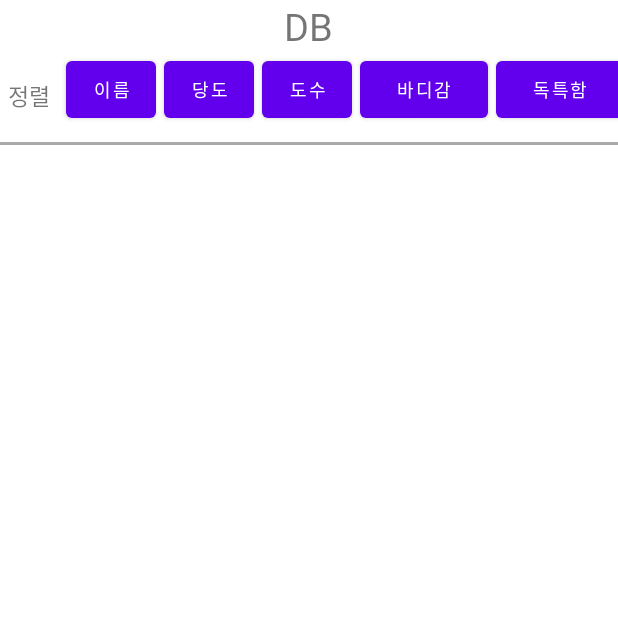
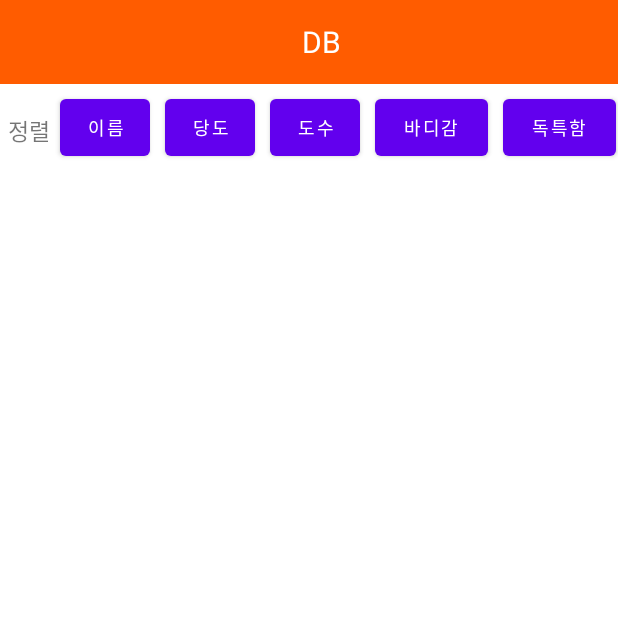
Before and after one commit to jaeguar1209/Cocktail, an Android app: the DbMain screen opened directly, with no data from a screen before it, on a phone screen of 412 x 824 dp, the top half of it. Run offline under Robolectric (Android 15) with nearby library versions, the phone set to English and light mode, and no system bars.

Commit message:
Modify db_main

```diff
--- a/ASD/app/src/main/AndroidManifest.xml
+++ b/ASD/app/src/main/AndroidManifest.xml
@@ -27,6 +27,7 @@
         <activity android:name=".SearchMain" />
         <activity android:name=".RecommendResult" />
         <activity android:name=".DbMain"/>
+        <activity android:name=".CocktailDetailActivity"/>
 
     </application>
 
--- a/ASD/app/src/main/java/com/example/asd/DbMain.java
+++ b/ASD/app/src/main/java/com/example/asd/DbMain.java
@@ -50,13 +50,13 @@ public class DbMain extends AppCompatActivity implements View.OnClickListener {
         super.onCreate(savedInstanceState);
         requestWindowFeature(Window.FEATURE_NO_TITLE);
         //커스텀 액티비티 연결
-        setContentView(R.layout.activity_cocktail_custom);
+        setContentView(R.layout.db_main);
         listView = (ListView)findViewById(R.id.listView);
         mDbOpenHelper = new DatabaseHelper(this);
         db=mDbOpenHelper.getWritableDatabase();
 
         //제목 텍스트박스
-        text_Main=(TextView)findViewById(R.id.text_main);
+        //text_Main=(TextView)findViewById(R.id.text_main);
 
         //정렬 버튼
         button_Name=(Button)findViewById(R.id.button_name);
--- a/ASD/app/src/main/java/com/example/asd/MyAdapterCocktail.java
+++ b/ASD/app/src/main/java/com/example/asd/MyAdapterCocktail.java
@@ -77,9 +77,9 @@ public class MyAdapterCocktail extends BaseAdapter{
                 nowData[4] = String.valueOf(cocktail.getUnique_());
                 nowData[5] = cocktail.getBase();
                 nowData[6] = String.valueOf(cocktail.getId());
-                //Intent intent = new Intent(context, CocktailDetailActivity.class);
-                //intent.putExtra("cocktaildata",nowData);
-                //context.startActivity(intent);
+                Intent intent = new Intent(context, CocktailDetailActivity.class);
+                intent.putExtra("cocktaildata",nowData);
+                context.startActivity(intent);
             }
         });
 
--- a/ASD/app/src/main/res/layout/activity_cocktail_custom.xml
+++ /dev/null
@@ -1,88 +0,0 @@
-<?xml version="1.0" encoding="utf-8"?>
-<LinearLayout
-    xmlns:android="http://schemas.android.com/apk/res/android"
-    android:layout_width="match_parent"
-    android:layout_height="match_parent"
-    android:orientation="vertical">
-    <!-- CocktailDB -->
-    <TextView
-        android:layout_width="wrap_content"
-        android:layout_height="wrap_content"
-        android:text="DB"
-        android:textSize="25sp"
-        android:layout_gravity="center"
-        android:id="@+id/text_main"/>
-
-    <!-- 정렬-->
-    <!-- 선그리기-->
-    <LinearLayout
-        android:layout_width="match_parent"
-        android:layout_height="60dp"
-        android:orientation="horizontal">
-
-        <TextView
-            android:id="@+id/text_sort"
-            android:layout_width="wrap_content"
-            android:layout_height="wrap_content"
-            android:layout_below="@+id/text_main"
-            android:text="정렬"
-            android:textSize="15dp"
-            android:layout_margin="5dp"/>
-        <!-- 이름 버튼-->
-        <Button
-            android:id="@+id/button_name"
-            android:layout_width="60dp"
-            android:layout_height="50dp"
-            android:text="이름"
-            android:textSize="12sp"
-            android:layout_marginLeft="5dp"/>
-        <!-- 당도 버튼-->
-        <Button
-            android:id="@+id/button_sugar"
-            android:layout_width="60dp"
-            android:layout_height="50dp"
-            android:text="당도"
-            android:textSize="12sp"
-            android:layout_marginLeft="5dp"/>
-        <!-- 도수 버튼-->
-        <Button
-            android:id="@+id/button_alcohol"
-            android:layout_width="60dp"
-            android:layout_height="50dp"
-            android:text="도수"
-            android:textSize="12sp"
-            android:layout_marginLeft="5dp"/>
-        <!-- 바디 버튼-->
-        <Button
-            android:id="@+id/button_body"
-            android:layout_width="85dp"
-            android:layout_height="50dp"
-            android:text="바디감"
-            android:textSize="12sp"
-            android:layout_marginLeft="5dp"/>
-        <!-- 독특 버튼-->
-        <Button
-            android:id="@+id/button_unique"
-            android:layout_width="85dp"
-            android:layout_height="50dp"
-            android:text="독특함"
-            android:textSize="12sp"
-            android:layout_marginLeft="5dp"/>
-    </LinearLayout>
-    <LinearLayout
-        android:layout_width="match_parent"
-        android:layout_height="match_parent"
-        android:orientation="vertical">
-        <View
-            android:id="@+id/line2"
-            android:layout_width="match_parent"
-            android:layout_height="2dip"
-            android:background="#AAAAAA"/>
-        <!-- 커스텀리스트뷰-->
-        <ListView
-            android:id="@+id/listView"
-            android:layout_width="match_parent"
-            android:layout_height="match_parent"/>
-    </LinearLayout>
-
-</LinearLayout>
--- /dev/null
+++ b/ASD/app/src/main/res/layout/db_main.xml
@@ -0,0 +1,108 @@
+<?xml version="1.0" encoding="utf-8"?>
+<androidx.coordinatorlayout.widget.CoordinatorLayout xmlns:android="http://schemas.android.com/apk/res/android"
+    android:layout_width="match_parent"
+    android:layout_height="match_parent"
+    xmlns:tools="http://schemas.android.com/tools"
+    xmlns:app="http://schemas.android.com/apk/res-auto">
+    <android.widget.Toolbar
+        android:id="@+id/toolbar"
+        android:layout_width="match_parent"
+        android:layout_height="wrap_content"
+        android:background="#ff5c00"
+        app:contentInsetStart="0dp"
+        app:layout_constraintTop_toTopOf="parent"
+        tools:layout_editor_absoluteX="0dp">
+        <TextView
+            android:id="@+id/txv_toolbar"
+            android:layout_width="match_parent"
+            android:layout_height="wrap_content"
+            android:gravity="center"
+            android:text="DB"
+            android:textColor="#ffffff"
+            android:textSize="20sp" />
+    </android.widget.Toolbar>
+    <androidx.constraintlayout.widget.ConstraintLayout
+        android:layout_width="match_parent"
+        android:layout_height="match_parent">
+        <com.google.android.material.appbar.AppBarLayout
+            android:id="@+id/appbar"
+            android:layout_width="0dp"
+            android:layout_height="wrap_content"
+            app:layout_constraintBottom_toTopOf="parent"
+            app:layout_constraintEnd_toEndOf="parent"
+            app:layout_constraintStart_toStartOf="parent"
+            app:layout_constraintTop_toTopOf="parent" />
+        <TextView
+            android:id="@+id/text_sort"
+            android:layout_width="wrap_content"
+            android:layout_height="wrap_content"
+            android:layout_marginLeft="5dp"
+            android:layout_marginTop="75dp"
+            android:text="정렬"
+            android:textSize="15dp"
+            app:layout_constraintStart_toStartOf="parent"
+            app:layout_constraintTop_toTopOf="parent"/>
+        <!-- 이름 버튼-->
+        <Button
+            android:id="@+id/button_name"
+            android:layout_width="60dp"
+            android:layout_height="50dp"
+            android:layout_marginLeft="40dp"
+            android:layout_marginTop="60dp"
+            android:text="이름"
+            android:textSize="12sp"
+            app:layout_constraintStart_toStartOf="parent"
+            app:layout_constraintTop_toTopOf="parent"/>
+        <!-- 당도 버튼-->
+        <Button
+            android:id="@+id/button_sugar"
+            android:layout_width="60dp"
+            android:layout_height="50dp"
+            android:layout_marginLeft="110dp"
+            android:layout_marginTop="60dp"
+            app:layout_constraintStart_toStartOf="parent"
+            app:layout_constraintTop_toTopOf="parent"
+            android:text="당도"
+            android:textSize="12sp" />
+        <!-- 도수 버튼-->
+        <Button
+            android:id="@+id/button_alcohol"
+            android:layout_width="60dp"
+            android:layout_height="50dp"
+            android:text="도수"
+            android:textSize="12sp"
+            android:layout_marginLeft="180dp"
+            android:layout_marginTop="60dp"
+            app:layout_constraintStart_toStartOf="parent"
+            app:layout_constraintTop_toTopOf="parent" />
+        <!-- 바디 버튼-->
+        <Button
+            android:id="@+id/button_body"
+            android:layout_width="75dp"
+            android:layout_height="50dp"
+            android:layout_marginLeft="250dp"
+            android:layout_marginTop="60dp"
+            app:layout_constraintStart_toStartOf="parent"
+            app:layout_constraintTop_toTopOf="parent"
+            android:text="바디감"
+            android:textSize="12sp" />
+        <!-- 독특 버튼-->
+        <Button
+            android:id="@+id/button_unique"
+            android:layout_width="75dp"
+            android:layout_height="50dp"
+            android:layout_marginLeft="335dp"
+            android:layout_marginTop="60dp"
+            app:layout_constraintStart_toStartOf="parent"
+            app:layout_constraintTop_toTopOf="parent"
+            android:text="독특함"
+            android:textSize="12sp" />
+        <!-- 커스텀리스트뷰-->
+        <ListView
+            android:id="@+id/listView"
+            android:layout_width="match_parent"
+            android:layout_height="match_parent"
+            android:layout_marginTop="120dp"/>
+    </androidx.constraintlayout.widget.ConstraintLayout>
+
+</androidx.coordinatorlayout.widget.CoordinatorLayout>
--- a/ASD/app/src/main/res/layout/recommend_main.xml
+++ b/ASD/app/src/main/res/layout/recommend_main.xml
@@ -11,7 +11,6 @@
     <androidx.constraintlayout.widget.ConstraintLayout
         android:layout_width="match_parent"
         android:layout_height="match_parent">
-
         <com.google.android.material.appbar.AppBarLayout
             android:id="@+id/appbar"
             android:layout_width="0dp"
@@ -20,7 +19,6 @@
             app:layout_constraintEnd_toEndOf="parent"
             app:layout_constraintStart_toStartOf="parent"
             app:layout_constraintTop_toTopOf="parent" />
-
         <CheckBox
             android:id="@+id/checkBox1"
             android:layout_width="wrap_content"
@@ -82,7 +80,6 @@
         app:contentInsetStart="0dp"
         app:layout_constraintTop_toTopOf="parent"
         tools:layout_editor_absoluteX="0dp">
-
         <TextView
             android:id="@+id/txv_toolbar"
             android:layout_width="match_parent"
@@ -91,8 +88,6 @@
             android:text="Recommend"
             android:textColor="#ffffff"
             android:textSize="20sp" />
-
-
     </android.widget.Toolbar>
 
 </androidx.coordinatorlayout.widget.CoordinatorLayout>
```
Also changed, not shown: ASD/app/src/main/java/com/example/asd/CocktailDetailActivity.java (added, +192 -0 lines), ASD/app/src/main/res/layout/activity_cocktail_detail.xml (added, +165 -0 lines), ASD/app/src/main/res/layout/db_maim.xml (deleted, +0 -27 lines).
